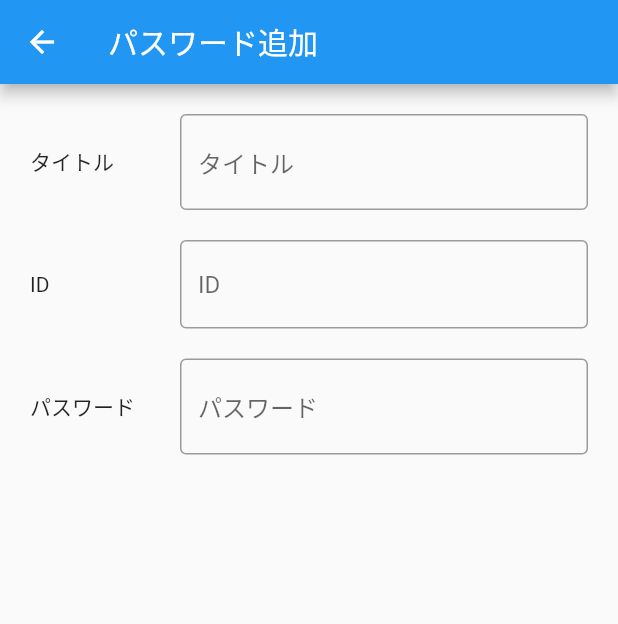
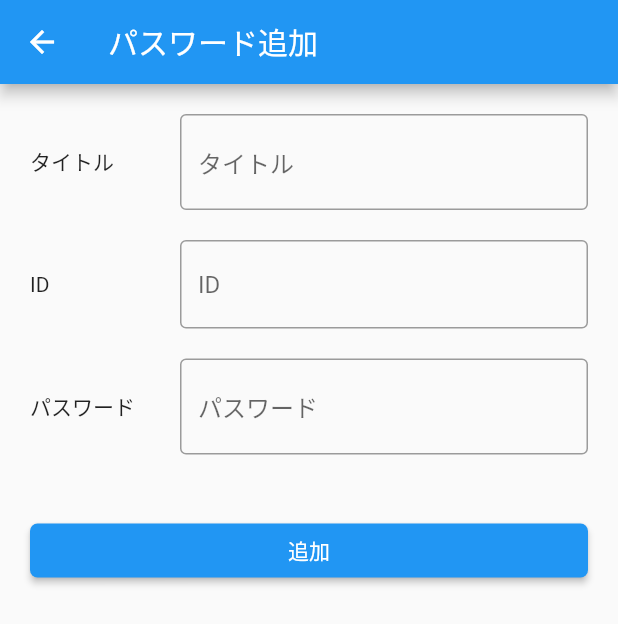
Before and after one commit to nokunoku1234/password_post_curriculum, a Flutter app: the AddPassword screen opened directly, on a phone screen of 412 x 824 dp. Shown: the top 624 px of the screen. Run offline on Flutter 3.47's test engine with Material 2 defaults, Android fonts, the phone set to English and light mode, and no system bars.

Commit message:
パスワード追加ボタン作成

```diff
--- a/lib/add_password.dart
+++ b/lib/add_password.dart
@@ -70,7 +70,21 @@ class _AddPasswordState extends State<AddPassword> {
                 ),
               ],
             ),
-            Padding(padding: EdgeInsets.all(20.0),),
+            Padding(padding: EdgeInsets.all(20.0),
+            ),
+            Container(
+              width: double.infinity,
+              child: RaisedButton(
+                shape: RoundedRectangleBorder(
+                  borderRadius: BorderRadius.all(Radius.circular(5.0))
+                ),
+                color: Colors.blue,
+                onPressed: () {
+
+                },
+                child: Text('追加', style: TextStyle(color: Colors.white),),
+              ),
+            ),
           ],
         ),
       ),
--- a/lib/main.dart
+++ b/lib/main.dart
@@ -64,7 +64,6 @@ class _MyHomePageState extends State<MyHomePage> {
   }
 }
 
-//todo パスワード追加ボタン実装
 //todo リスト追加
 //todo クリップボードコピー
 //todo スライダブル実装
```
